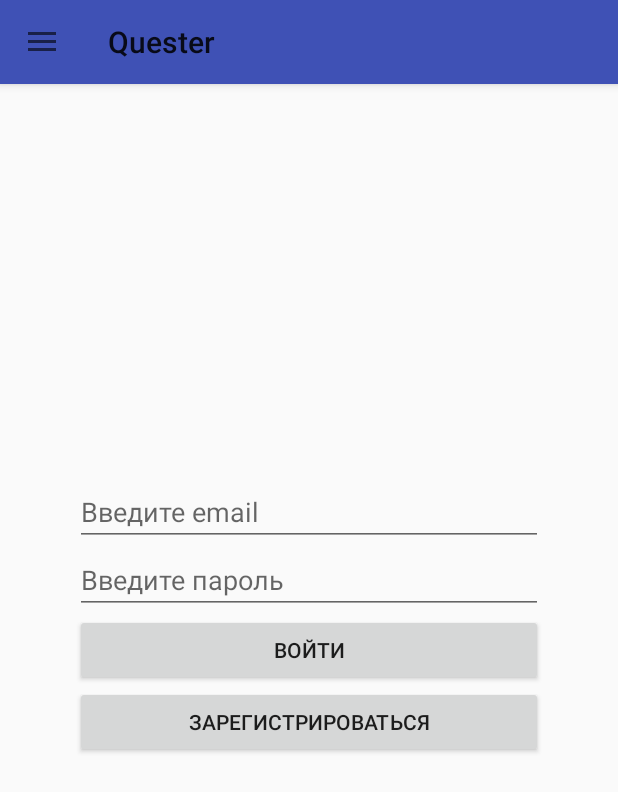
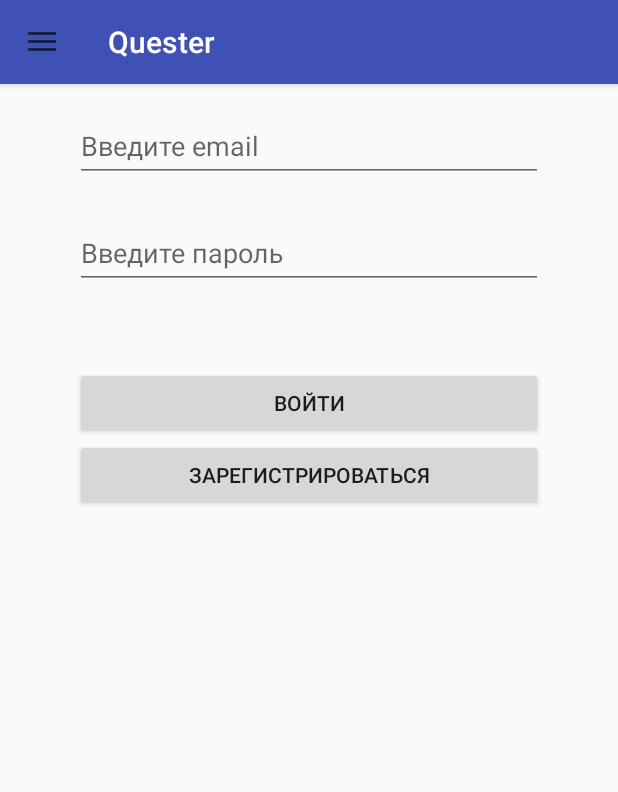
Before and after one commit to serbut/quester_android, an Android app: the fragment AuthFragment placed in its activity, on a phone screen of 412 x 824 dp. Shown: the top 792 px of the screen. Run offline under Robolectric (Android 15) with nearby library versions, the phone set to English and light mode, and no system bars; 4 statements that could not run were skipped.

Commit message:
Fixed getting quests, some updates on UI

```diff
--- a/app/src/main/java/com/sergeybutorin/quester/fragment/AuthFragment.java
+++ b/app/src/main/java/com/sergeybutorin/quester/fragment/AuthFragment.java
@@ -1,6 +1,7 @@
 package com.sergeybutorin.quester.fragment;
 
 import android.content.SharedPreferences;
+import android.content.pm.ActivityInfo;
 import android.os.Bundle;
 import android.preference.PreferenceManager;
 import android.support.annotation.Nullable;
@@ -58,6 +59,8 @@ public class AuthFragment extends Fragment implements View.OnClickListener,
 
         loginButton.setOnClickListener(this);
         signupButton.setOnClickListener(this);
+
+        getActivity().setRequestedOrientation(ActivityInfo.SCREEN_ORIENTATION_PORTRAIT);
 
         return view;
     }
--- a/app/src/main/java/com/sergeybutorin/quester/utils/QuestsGetTask.java
+++ b/app/src/main/java/com/sergeybutorin/quester/utils/QuestsGetTask.java
@@ -34,6 +34,7 @@ public class QuestsGetTask extends AsyncTask<Void, Quest, Void> {
         String[] questProjection = {
                 QuesterDbHelper.QuestEntry._ID,
                 QuesterDbHelper.QuestEntry.COLUMN_NAME_TITLE,
+                QuesterDbHelper.QuestEntry.COLUMN_NAME_VERSION,
                 QuesterDbHelper.QuestEntry.COLUMN_NAME_DESCRIPTION
         };
         String sortOrder =
@@ -89,8 +90,8 @@ public class QuestsGetTask extends AsyncTask<Void, Quest, Void> {
     protected void onProgressUpdate(Quest... values) {
         super.onProgressUpdate(values);
         for (Quest q : values) {
+            Log.d("QUEST", "Quest loaded");
             fragment.addQuest(q);
-            Log.d("QuestsGetTask", "Квест "+ q.getId() + " " + q.getPoints());
         }
     }
 }
--- a/app/src/main/res/layout/app_bar_main.xml
+++ b/app/src/main/res/layout/app_bar_main.xml
@@ -15,7 +15,7 @@
             android:layout_width="match_parent"
             android:layout_height="?attr/actionBarSize"
             android:background="?attr/colorPrimary"
-            app:popupTheme="@style/AppTheme.PopupOverlay" />
+            app:titleTextColor="@android:color/white" />
 
     </android.support.design.widget.AppBarLayout>
 
--- a/app/src/main/res/layout/fragment_login.xml
+++ b/app/src/main/res/layout/fragment_login.xml
@@ -3,9 +3,13 @@
 <LinearLayout xmlns:android="http://schemas.android.com/apk/res/android"
     android:layout_width="match_parent"
     android:layout_height="match_parent"
-    android:gravity="center"
     android:orientation="vertical"
-    android:padding="50dp">
+    android:layout_margin="50dp">
+
+    <android.support.design.widget.TextInputLayout
+        android:layout_width="match_parent"
+        android:layout_height="wrap_content"
+        android:layout_marginTop="15dp">
 
         <EditText
             android:id="@+id/email_edit_text"
@@ -13,6 +17,13 @@
             android:layout_height="wrap_content"
             android:hint="@string/email_hint"
             android:inputType="textEmailAddress" />
+    </android.support.design.widget.TextInputLayout>
+
+
+    <android.support.design.widget.TextInputLayout
+        android:layout_width="match_parent"
+        android:layout_height="wrap_content"
+        android:layout_marginTop="15dp">
 
         <EditText
             android:id="@+id/password_edit_text"
@@ -20,6 +31,12 @@
             android:layout_height="wrap_content"
             android:hint="@string/password_hint"
             android:inputType="textPassword" />
+    </android.support.design.widget.TextInputLayout>
+
+    <android.support.design.widget.TextInputLayout
+        android:layout_width="match_parent"
+        android:layout_height="wrap_content"
+        android:layout_marginTop="15dp">
 
         <EditText
             android:id="@+id/firstname_edit_text"
@@ -28,6 +45,12 @@
             android:hint="@string/firstname_hint"
             android:inputType="textPersonName"
             android:visibility="gone" />
+    </android.support.design.widget.TextInputLayout>
+
+    <android.support.design.widget.TextInputLayout
+        android:layout_width="match_parent"
+        android:layout_height="wrap_content"
+        android:layout_marginTop="15dp">
 
         <EditText
             android:id="@+id/lastname_edit_text"
@@ -36,6 +59,7 @@
             android:hint="@string/lastname_hint"
             android:inputType="textPersonName"
             android:visibility="gone" />
+    </android.support.design.widget.TextInputLayout>
 
     <Button
         android:id="@+id/button_login"
--- a/app/src/main/res/values/strings.xml
+++ b/app/src/main/res/values/strings.xml
@@ -17,14 +17,14 @@
     <string name="error_incorrect_email">Введен некорректный email</string>
     <string name="error_empty_strings">Необходимо заполнить все поля</string>
     <string name="error_email_exists">Пользователь с таким email уже зарегистрирован</string>
+    <string name="auth_text">Авторизация</string>
     <string name="auth_ok">Вы авторизованы</string>
-    <string name="quest_server_ok">Квест сохранен на сервере</string>
     <string name="guest_name">Гость</string>
     <string name="nav_logout">Выйти</string>
-    <string name="quest_name_hint">Введите название квеста</string>
     <string name="quest_add_btn">Добавить квест</string>
     <string name="error_no_points_quests">Вы должны добавить точки в квест</string>
     <string name="error_no_authorized_quest">Вы должны авторизованы, чтобы добавлять квесты</string>
     <string name="quest_saved">Квест успешно сохранен</string>
-    <string name="quest_received">Загружен новый квест с сервера</string>
+    <string name="quest_title_hint">Введите название квеста</string>
+    <string name="quest_description_hint">Введите описание квеста</string>
 </resources>
```
Also changed, not shown: app/src/main/java/com/sergeybutorin/quester/fragment/QMapFragment.java (+9 -8 lines), app/src/main/java/com/sergeybutorin/quester/network/QuestController.java (+16 -8 lines), app/src/main/java/com/sergeybutorin/quester/utils/QuestAddTask.java (+1 -13 lines), app/src/main/res/layout/fragment_add_quest.xml (added, +20 -0 lines). Lines whose indentation alone changed are shown as unchanged.
